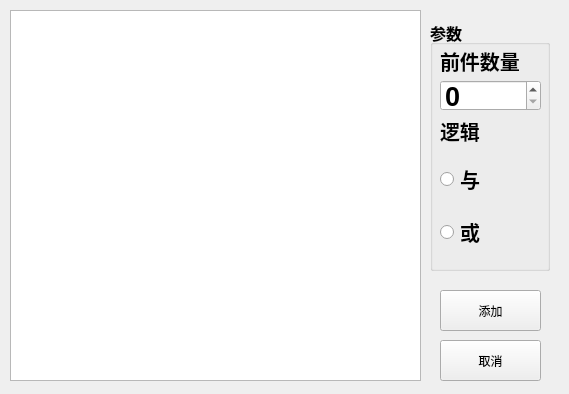
Old version of the form course_design/Artificial_Intelligence_experiment/exp_1_Production_System/Production_System_with_GUI/DialogButtonBottom.ui in the repository BLUEMOON233/code.
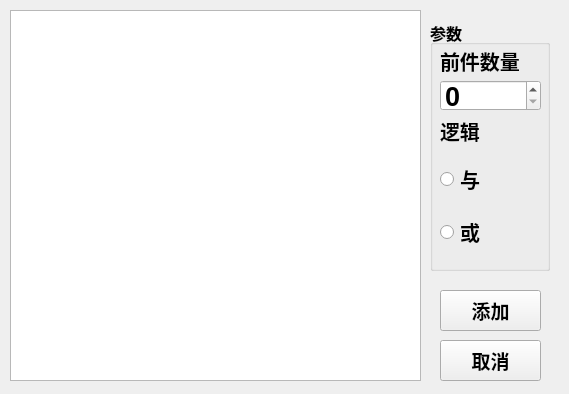
New version of the form.

Patch:
```diff
--- a/course_design/Artificial_Intelligence_experiment/exp_1_Production_System/Production_System_with_GUI/DialogButtonBottom.ui
+++ b/course_design/Artificial_Intelligence_experiment/exp_1_Production_System/Production_System_with_GUI/DialogButtonBottom.ui
@@ -152,6 +152,14 @@
      <height>41</height>
     </rect>
    </property>
+   <property name="font">
+    <font>
+     <family>幼圆</family>
+     <pointsize>14</pointsize>
+     <weight>75</weight>
+     <bold>true</bold>
+    </font>
+   </property>
    <property name="text">
     <string>添加</string>
    </property>
@@ -165,6 +173,14 @@
      <height>41</height>
     </rect>
    </property>
+   <property name="font">
+    <font>
+     <family>幼圆</family>
+     <pointsize>14</pointsize>
+     <weight>75</weight>
+     <bold>true</bold>
+    </font>
+   </property>
    <property name="text">
     <string>取消</string>
    </property>
```
Left out of the diff: 5 changed lines with no effect on the pictures.
